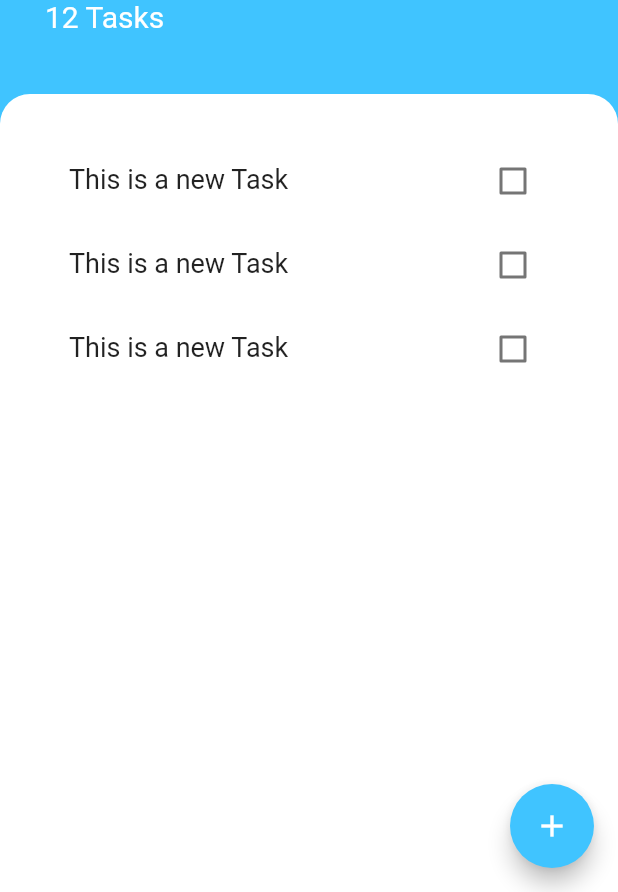
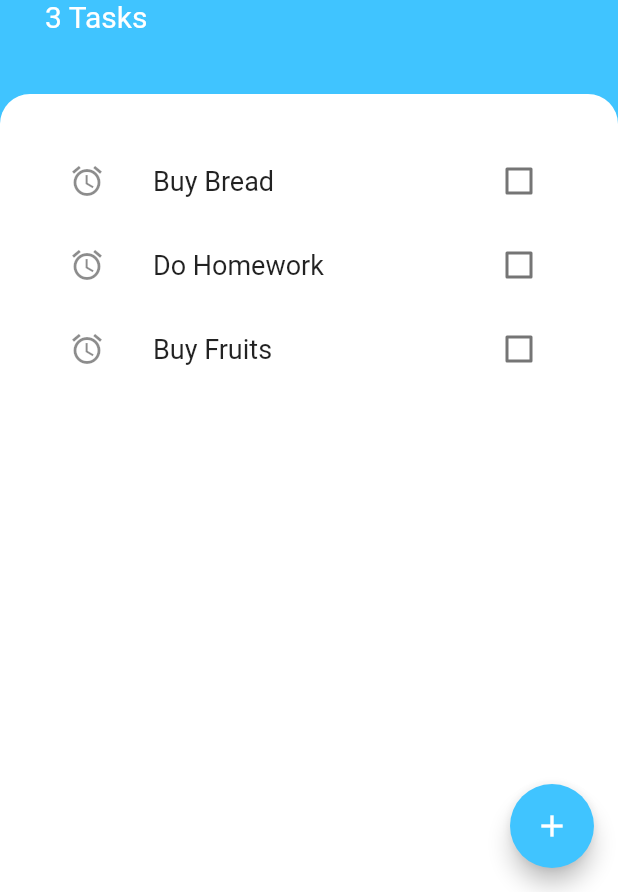
Before and after one commit to vaibhavv96321/Todoey, a Flutter app: the screen it shows after launch, on a phone screen of 412 x 824 dp, the part 344-1236 px from its top. Run offline on Flutter 3.47's test engine with Material 2 defaults, Android fonts, the phone set to English and light mode, and no system bars.

Commit message:
Added the functionality of adding the tasks from the bottomSheet and showing it in TasksScreen using listView.builder widget

```diff
--- a/lib/screens/task_screens.dart
+++ b/lib/screens/task_screens.dart
@@ -2,8 +2,20 @@ import 'package:flutter/cupertino.dart';
 import 'package:flutter/material.dart';
 import 'package:todoey_list/widgets/task_lists.dart';
 import 'new_add_screen.dart';
+import 'package:todoey_list/tasks.dart';
 
-class TasksScreen extends StatelessWidget {
+class TasksScreen extends StatefulWidget {
+  @override
+  _TasksScreenState createState() => _TasksScreenState();
+}
+
+class _TasksScreenState extends State<TasksScreen> {
+  List<Tasks> list = [
+    Tasks(name: 'Buy Bread'),
+    Tasks(name: 'Do Homework'),
+    Tasks(name: 'Buy Fruits'),
+  ];
+
   @override
   Widget build(BuildContext context) {
     return Scaffold(
@@ -12,7 +24,12 @@ class TasksScreen extends StatelessWidget {
         onPressed: () {
           showModalBottomSheet(
             context: context,
-            builder: (context) => AddTasks(),
+            builder: (context) => AddTasks(() {
+              setState(() {
+                list.add(Tasks(name: AddTasks.newTask));
+              });
+              Navigator.pop(context);
+            }),
           );
         },
         backgroundColor: Colors.lightBlueAccent,
@@ -48,7 +65,7 @@ class TasksScreen extends StatelessWidget {
                     ),
                   ),
                   Text(
-                    '12 Tasks',
+                    '${list.length} Tasks',
                     style: TextStyle(
                       fontSize: 20,
                       color: Colors.white,
@@ -72,7 +89,7 @@ class TasksScreen extends StatelessWidget {
                 width: double.infinity,
                 child: Container(
                   padding: EdgeInsets.all(30),
-                  child: TaskLists(),
+                  child: TaskLists(list),
                 ),
               ),
             ),
--- /dev/null
+++ b/lib/tasks.dart
@@ -0,0 +1,10 @@
+class Tasks {
+  final String name;
+  bool isDone;
+
+  Tasks({this.name = ' ', this.isDone = false});
+
+  void toggleDone() {
+    isDone = !isDone;
+  }
+}
--- /dev/null
+++ b/lib/widgets/an_task_tiles.dart
@@ -0,0 +1,24 @@
+import 'package:flutter/material.dart';
+
+class TaskTiles extends StatelessWidget {
+  bool isChanged;
+  final String taskName;
+  final Function(bool?) checkBoxCallback;
+
+  TaskTiles(this.taskName, this.isChanged, this.checkBoxCallback);
+
+  @override
+  Widget build(BuildContext context) {
+    return CheckboxListTile(
+      value: isChanged,
+      onChanged: checkBoxCallback,
+      title: Text(
+        taskName,
+        style: TextStyle(
+            fontSize: 18,
+            decoration: isChanged ? TextDecoration.lineThrough : null),
+      ),
+      secondary: Icon(isChanged ? null : Icons.alarm),
+    );
+  }
+}
--- /dev/null
+++ b/lib/widgets/my_task_tiles.dart
@@ -0,0 +1,31 @@
+import 'package:flutter/material.dart';
+
+class TaskTiles extends StatefulWidget {
+  @override
+  _TaskTilesState createState() => _TaskTilesState();
+}
+
+class _TaskTilesState extends State<TaskTiles> {
+  bool isChanged = false;
+
+  @override
+  Widget build(BuildContext context) {
+    return CheckboxListTile(
+      value: isChanged,
+      onChanged: (bool? newValue) {
+        setState(() {
+          isChanged = newValue!;
+        });
+      },
+      activeColor: Colors.lightBlueAccent,
+      title: Text(
+        'This is a new Task',
+        style: TextStyle(
+          fontSize: 18,
+          decoration: isChanged ? TextDecoration.lineThrough : null,
+        ),
+      ),
+      secondary: Icon(Icons.alarm),
+    );
+  }
+}
--- a/lib/widgets/task_lists.dart
+++ b/lib/widgets/task_lists.dart
@@ -1,15 +1,31 @@
 import 'package:flutter/material.dart';
-import 'task_tiles.dart';
+import 'an_task_tiles.dart';
+import 'package:todoey_list/tasks.dart';
 
-class TaskLists extends StatelessWidget {
+class TaskLists extends StatefulWidget {
+  List<Tasks> list;
+  TaskLists(this.list);
+
+  @override
+  _TaskListsState createState() => _TaskListsState();
+}
+
+class _TaskListsState extends State<TaskLists> {
   @override
   Widget build(BuildContext context) {
-    return ListView(
-      children: [
-        TaskTiles(),
-        TaskTiles(),
-        TaskTiles(),
-      ],
+    return ListView.builder(
+      itemBuilder: (context, count) {
+        return TaskTiles(
+          widget.list[count].name,
+          widget.list[count].isDone,
+          (newValue) {
+            setState(() {
+              widget.list[count].toggleDone();
+            });
+          },
+        );
+      },
+      itemCount: widget.list.length,
     );
   }
 }
--- a/lib/widgets/task_tiles.dart
+++ /dev/null
@@ -1,18 +0,0 @@
-import 'package:flutter/material.dart';
-
-class TaskTiles extends StatelessWidget {
-  @override
-  Widget build(BuildContext context) {
-    return ListTile(
-      leading: Text(
-        'This is a new Task',
-        style: TextStyle(fontSize: 18),
-      ),
-      trailing: Checkbox(
-        onChanged: (value) {},
-        value: false,
-        activeColor: Colors.lightBlue,
-      ),
-    );
-  }
-}
```
Also changed, not shown: lib/screens/new_add_screen.dart (+9 -2 lines).
